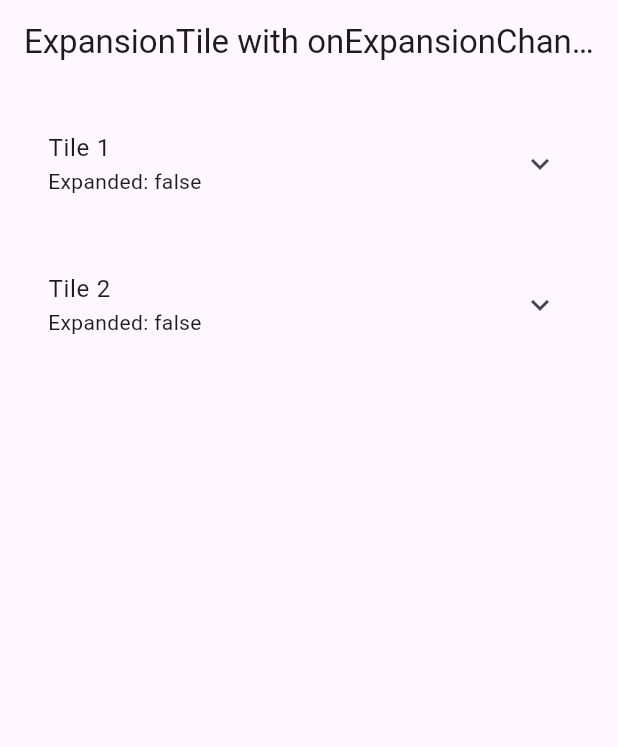
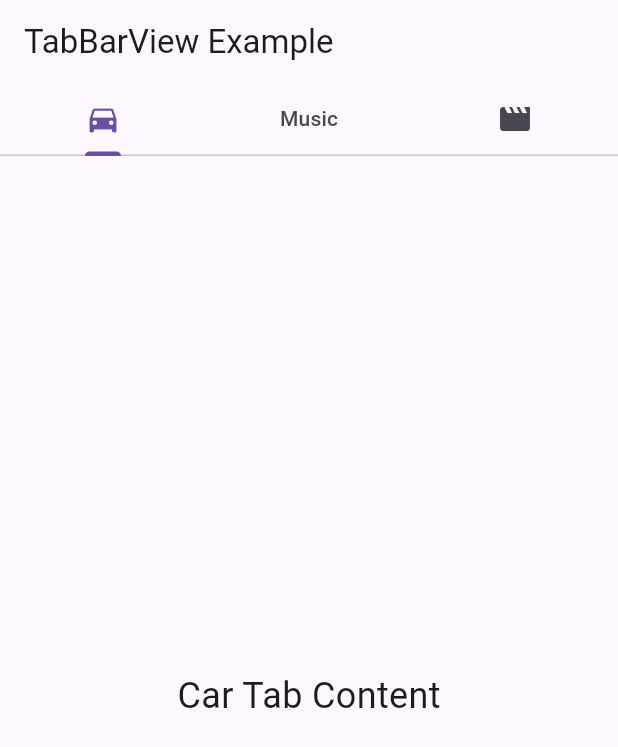
Before and after one commit to malkthere/amda2025-API-Animation, a Flutter app: the screen it shows after launch, on a phone screen of 412 x 824 dp. Shown: the top 747 px of the screen. Run offline on Flutter 3.47's test engine with Material 3 defaults, Android fonts, the phone set to English and light mode, and no system bars.

Commit message:
advance lay0ut 02

```diff
--- a/lib/OnboardingScreen.dart
+++ b/lib/OnboardingScreen.dart
@@ -11,15 +11,29 @@ class _advancelayoutState extends State<advancelayout> {
   Widget build(BuildContext context) {
     return Scaffold(
       backgroundColor: Colors.white,
-      body: ExpansionTile(
-        title: Text("Click to expand"),
-        children: [
-          ListTile(title: Text("Item 1"), trailing:Icon(Icons.ice_skating), onTap: (){   },),
-          ListTile(title: Text("Item 2"),trailing:Icon(Icons.museum)),
-
-        ],
-
-      ),
+      body: DefaultTabController(
+        length: 3,
+        child: Column(
+          children: [
+            TabBar(
+              tabs: [
+                Tab(text: 'Chats'),
+                Tab(text: 'Status'),
+                Tab(text: 'Calls'),
+              ],
+            ),
+            Expanded(
+              child: TabBarView(
+                children: [
+                  Center(child: Text('Chats Screen')),
+                  Center(child: Text('Status Screen')),
+                  Center(child: Text('Calls Screen')),
+                ],
+              ),
+            ),
+          ],
+        ),
+      )
     );
   }
 }
--- a/lib/main.dart
+++ b/lib/main.dart
@@ -10,98 +10,92 @@ class MyApp extends StatelessWidget {
   @override
   Widget build(BuildContext context) {
     return MaterialApp(
-      title: 'ExpansionTile Example',
+      title: 'TabBarView Example',
       theme: ThemeData(
         primarySwatch: Colors.blue,
       ),
-      home: const MyHomePage(),
+      home: const TabBarDemo(),
     );
   }
 }
 
-class MyHomePage extends StatefulWidget {
-  const MyHomePage({super.key});
+class TabBarDemo extends StatefulWidget {
+  const TabBarDemo({super.key});
 
   @override
-  State<MyHomePage> createState() => _MyHomePageState();
+  State<TabBarDemo> createState() => _TabBarDemoState();
 }
 
-class _MyHomePageState extends State<MyHomePage> {
-  bool _isExpanded1 = false;
-  bool _isExpanded2 = false;
+class _TabBarDemoState extends State<TabBarDemo> with TickerProviderStateMixin {
+  late TabController _tabController;
+
+  @override
+  void initState() {
+    super.initState();
+    _tabController = TabController(length: 3, vsync: this);
+    _tabController.addListener(() {
+      print('Selected Tab Index: ${_tabController.index}');
+      // You can perform actions based on the selected tab here
+    });
+  }
+
+  @override
+  void dispose() {
+    _tabController.dispose();
+    super.dispose();
+  }
 
   @override
   Widget build(BuildContext context) {
     return Scaffold(
       appBar: AppBar(
-        title: const Text('ExpansionTile with onExpansionChanged'),
-      ),
-      body: SingleChildScrollView(
-        padding: const EdgeInsets.all(16.0),
-        child: Column(
-          children: <Widget>[
-            ExpansionTile(
-              title: const Text('Tile 1'),
-              subtitle: Text('Expanded: $_isExpanded1'),
-              initiallyExpanded: _isExpanded1,
-              onExpansionChanged: (bool expanded) {
-                setState(() {
-                  _isExpanded1 = expanded;
-                  print('Tile 1 expanded: $expanded');
-                  // You can perform other actions here when the tile expands/collapses
-                });
-              },
-              children: const <Widget>[
-                Padding(
-                  padding: EdgeInsets.all(16.0),
-                  child: Text(
-                    'This is the content of the first expansion tile. '
-                        'You can put any widgets you like here.',
-                  ),
-                ),
-              ],
-            ),
-            const SizedBox(height: 20),
-            ExpansionTile(
-              title: const Text('Tile 2'),
-              subtitle: Text('Expanded: $_isExpanded2'),
-              initiallyExpanded: _isExpanded2,
-              onExpansionChanged: (bool expanded) {
-                setState(() {
-                  _isExpanded2 = expanded;
-                  print('Tile 2 expanded: $expanded');
-                  // Perform different actions for the second tile
-                  if (expanded) {
-                    ScaffoldMessenger.of(context).showSnackBar(
-                      const SnackBar(content: Text('Tile 2 is now expanded!')),
-                    );
-                  } else {
-                    ScaffoldMessenger.of(context).showSnackBar(
-                      const SnackBar(content: Text('Tile 2 is now collapsed.')),
-                    );
-                  }
-                });
-              },
-              children: <Widget>[
-                ListTile(
-                  leading: const Icon(Icons.star),
-                  title: const Text('Item A'),
-                  onTap: () {
-                    print('Item A tapped in Tile 2');
-                  },
-                ),
-                ListTile(
-                  leading: const Icon(Icons.favorite),
-                  title: const Text('Item B'),
-                  onTap: () {
-                    print('Item B tapped in Tile 2');
-                  },
-                ),
-              ],
-            ),
-            // You can add more ExpansionTile widgets here
+        title: const Text('TabBarView Example'),
+        bottom: TabBar(
+          controller: _tabController,
+          tabs: const <Widget>[
+            Tab(icon: Icon(Icons.directions_car)),
+            Tab(text: 'Music'),
+            Tab(icon: Icon(Icons.movie)),
           ],
         ),
+      ),
+      body: TabBarView(
+        controller: _tabController,
+        children: const <Widget>[
+          Center(
+            child: Text(
+              'Car Tab Content',
+              style: TextStyle(fontSize: 24),
+            ),
+          ),
+           Column(
+             children: [
+               ExpansionTile(
+                  title: Text('Settings'),
+                  children: [
+                    ListTile(title: Text('Theme')),
+                    ListTile(title: Text('Notifications')),
+                    ListTile(title: Text('Privacy')),
+                  ],
+                ),
+               ExpansionTile(
+                  title: Text('prefrences'),
+                  children: [
+                    ListTile(title: Text('food')),
+                    ListTile(title: Text('storts')),
+                    ListTile(title: Text('Privacy')),
+                  ],
+                ),
+             ],
+           )
+         ,
+          Center(
+            child: Text(
+              'Movie Tab Content',
+              style: TextStyle(fontSize: 24),
+            ),
+          ),
+        ],
       ),
     );
   }
```
